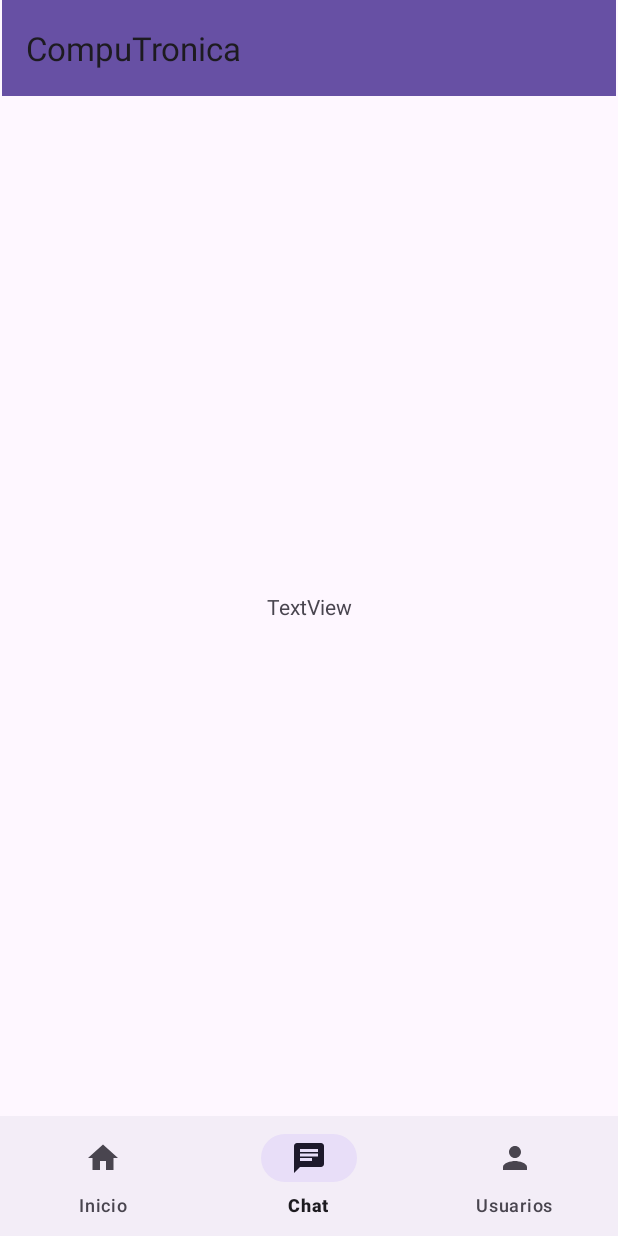
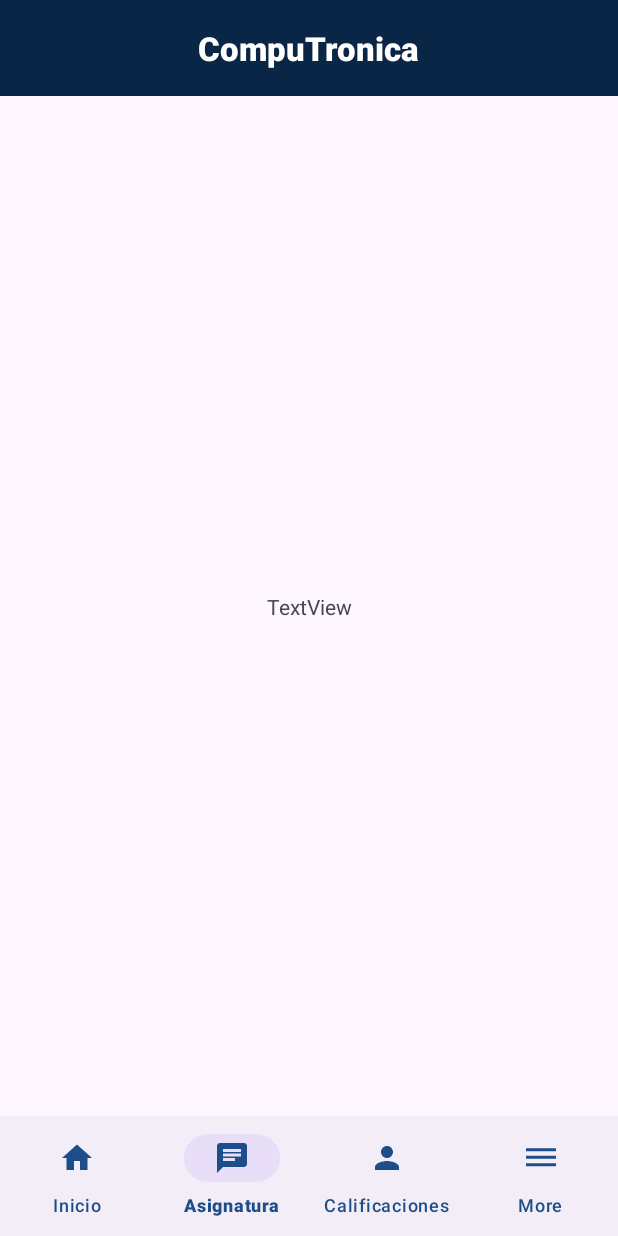
Before and after one commit to JoseEM26/ProyectoDesarrolloMobiles1, an Android app: the screen it shows after launch (MainActivity), item 2 of the bottom bar chosen, on a phone screen of 412 x 824 dp. Run offline under Robolectric (Android 15) with nearby library versions, the light colour scheme and no system bars.

Commit message:
se implemento lo que es mainNav

```diff
--- a/CompuTronica/app/src/main/AndroidManifest.xml
+++ b/CompuTronica/app/src/main/AndroidManifest.xml
@@ -12,6 +12,9 @@
         android:supportsRtl="true"
         android:theme="@style/Theme.CompuTronica"
         tools:targetApi="31">
+        <activity
+            android:name=".MoreMenuNavActivity"
+            android:exported="false" />
         <activity
             android:name=".PerfilActivity"
             android:exported="false" />
--- a/CompuTronica/app/src/main/java/com/example/computronica/MainActivity.kt
+++ b/CompuTronica/app/src/main/java/com/example/computronica/MainActivity.kt
@@ -22,12 +22,16 @@ class MainActivity : AppCompatActivity() {
                     changeFrame(DashBoardActivity())
                     true
                 }
-                R.id.nav_chat -> {
-                    changeFrame(ChatActivity())
+                R.id.nav_asignatura -> {
+                    changeFrame(AsignaturaActivity())
                     true
                 }
-                R.id.nav_usuarios -> {
-                    changeFrame(UsuariosActivity())
+                R.id.nav_calificaoiones -> {
+                    changeFrame(CalificacionActivity())
+                    true
+                }
+                R.id.nav_more -> {
+                    changeFrame(MoreMenuNavActivity())
                     true
                 }
                 else -> false
--- a/CompuTronica/app/src/main/java/com/example/computronica/UsuariosActivity.kt
+++ b/CompuTronica/app/src/main/java/com/example/computronica/UsuariosActivity.kt
@@ -96,7 +96,7 @@ class UsuariosActivity : Fragment() {
                     correoInstitucional = dialogBinding.etCorreoInstitutcional.text.toString().trim(),
                     contrasena = dialogBinding.etContrasena.text.toString().trim(),
                     tipo = TipoUsuario.valueOf(dialogBinding.spnTipo.selectedItem.toString()),
-                    estado = true,
+                    estado = dialogBinding.swtEstado.isActivated,
                     createdAt = Timestamp.now(),
                     updatedAt = Timestamp.now()
                 )
@@ -120,12 +120,14 @@ class UsuariosActivity : Fragment() {
         dialogBinding.etCorreoInstitutcional.setText(usuario.correoInstitucional)
         dialogBinding.etCodigoInst.setText(usuario.codigoInstitucional)
         dialogBinding.etContrasena.setText(usuario.contrasena)
+        dialogBinding.swtEstado.isChecked = usuario.estado
 
         dialogBinding.spnTipo.adapter = ArrayAdapter(requireContext(), android.R.layout.simple_spinner_dropdown_item, tipos)
         dialogBinding.spnSede.adapter = ArrayAdapter(requireContext(), android.R.layout.simple_spinner_dropdown_item, sedes)
 
         dialogBinding.spnTipo.setSelection(tipos.indexOf(usuario.tipo.name))
         dialogBinding.spnSede.setSelection(sedes.indexOf(usuario.sede))
+
 
         AlertDialog.Builder(requireContext())
             .setTitle("Editar Usuario")
@@ -139,6 +141,7 @@ class UsuariosActivity : Fragment() {
                     "contrasena" to dialogBinding.etContrasena.text.toString().trim(),
                     "sede" to dialogBinding.spnSede.selectedItem.toString(),
                     "tipo" to dialogBinding.spnTipo.selectedItem.toString(),
+                    "estado" to dialogBinding.swtEstado.isChecked,
                     "updatedAt" to Timestamp.now()
                 )
 
--- /dev/null
+++ b/CompuTronica/app/src/main/res/drawable/baseline_navigate_next_24.xml
@@ -0,0 +1,5 @@
+<vector xmlns:android="http://schemas.android.com/apk/res/android" android:autoMirrored="true" android:height="24dp" android:tint="#000000" android:viewportHeight="24" android:viewportWidth="24" android:width="24dp">
+
+    <path android:fillColor="@android:color/white" android:pathData="M10,6L8.59,7.41 13.17,12l-4.58,4.59L10,18l6,-6z"/>
+
+</vector>
--- a/CompuTronica/app/src/main/res/layout/activity_main.xml
+++ b/CompuTronica/app/src/main/res/layout/activity_main.xml
@@ -11,11 +11,17 @@
         android:id="@+id/bottom_nav"
         android:layout_width="match_parent"
         android:layout_height="wrap_content"
-        app:labelVisibilityMode="labeled"
-        app:layout_constraintBottom_toBottomOf="parent"
-        app:layout_constraintEnd_toEndOf="parent"
-        app:layout_constraintStart_toStartOf="parent"
-        app:menu="@menu/main_menu_buttom" />
+        app:background="@android:color/white"
+    app:itemIconTint="@color/azul_profundo"
+    app:itemTextColor="@color/azul_profundo"
+    app:labelVisibilityMode="labeled"
+    app:layout_constraintBottom_toBottomOf="parent"
+    app:layout_constraintEnd_toEndOf="parent"
+    app:layout_constraintStart_toStartOf="parent"
+    app:menu="@menu/main_menu_buttom" />
+
+
+
 
     <FrameLayout
         android:id="@+id/frameLayout"
@@ -29,16 +35,22 @@
 
     </FrameLayout>
 
-    <androidx.appcompat.widget.Toolbar
+    <com.google.android.material.appbar.MaterialToolbar
         android:id="@+id/toolbar_main"
-        android:layout_width="409dp"
-        android:layout_height="wrap_content"
-        android:background="?attr/colorPrimary"
-        android:minHeight="?attr/actionBarSize"
-        android:theme="?attr/actionBarTheme"
+        android:layout_width="match_parent"
+        android:layout_height="?attr/actionBarSize"
+        android:background="@color/azul_oscuro"
+        android:elevation="4dp"
+        android:gravity="center"
+        android:textAlignment="center"
+        android:textColor="@color/white"
+        android:theme="@style/ThemeOverlay.MaterialComponents.Dark.ActionBar"
         app:layout_constraintEnd_toEndOf="parent"
         app:layout_constraintStart_toStartOf="parent"
         app:layout_constraintTop_toTopOf="parent"
-        app:title="@string/app_name" />
+        app:title="@string/app_name"
+        app:titleCentered="true"
+        app:titleTextAppearance="@style/ToolbarTitle" />
+
 
 </androidx.constraintlayout.widget.ConstraintLayout>
--- a/CompuTronica/app/src/main/res/menu/main_menu_buttom.xml
+++ b/CompuTronica/app/src/main/res/menu/main_menu_buttom.xml
@@ -5,11 +5,15 @@
         android:icon="@drawable/vector_home"
         android:title="@string/tab_inicio" />
     <item
-        android:id="@+id/nav_chat"
+        android:id="@+id/nav_asignatura"
         android:icon="@drawable/vector_chat"
-        android:title="@string/tab_chat" />
+        android:title="@string/tabAsignatura" />
     <item
-        android:id="@+id/nav_usuarios"
+        android:id="@+id/nav_calificaoiones"
         android:icon="@drawable/vectotr_usuario"
-        android:title="@string/tab_usuarios" />
+        android:title="@string/tabCalificaciones" />
+    <item
+        android:id="@+id/nav_more"
+        android:icon="@drawable/baseline_dehaze_24"
+        android:title="@string/tab_more" />
 </menu>
--- a/CompuTronica/app/src/main/res/values/arrays.xml
+++ b/CompuTronica/app/src/main/res/values/arrays.xml
@@ -13,4 +13,10 @@
         <item>SJL</item>
         <item>Miraflores</item>
     </string-array>
+    <string-array name="moreOpcionNav">
+        <item>Asignatura</item>
+        <item>Calificaciones</item>
+        <item>Perfil</item>
+        <item>Presentacion</item>
+    </string-array>
 </resources>
--- a/CompuTronica/app/src/main/res/values/strings.xml
+++ b/CompuTronica/app/src/main/res/values/strings.xml
@@ -21,6 +21,10 @@
     <string name="btn_crear_nuevo_usuario">Crear usuario</string>
     <string name="btn_agregar_usuario">Crear usuario</string>
     <string name="btn_cancelar">Cancelar</string>
+    <string name="btnVerPerfi">Ver perfil</string>
+    <string name="btnChat">Chat</string>
+    <string name="btnUsuarios">Usuarios</string>
+    <string name="btnPresentacion">Presentacion</string>
 
     <string name="hello_blank_fragment">Hello blank fragment</string>
     <string name="title_alert_create">Crear nuevo usuario</string>
@@ -33,8 +37,9 @@
     <string name="msg_contrasena_invalida">La contraseña debe tener al menos 6 caracteres</string>
 
     <string name="tab_inicio">Inicio</string>
-    <string name="tab_chat">Chat</string>
-    <string name="tab_usuarios">Usuarios</string>
+    <string name="tabAsignatura">Asignatura</string>
+    <string name="tabCalificaciones">Calificaciones</string>
+    <string name="tab_more">More</string>
 
     <string name="msg_error">Ocurrio un error</string>
 </resources>
--- /dev/null
+++ b/CompuTronica/app/src/main/res/values/style.xml
@@ -0,0 +1,8 @@
+<?xml version="1.0" encoding="utf-8"?>
+<resources>
+    <style name="ToolbarTitle" parent="TextAppearance.Widget.AppCompat.Toolbar.Title">
+        <item name="android:textColor">@color/white</item>
+        <item name="android:textSize">22sp</item>
+        <item name="android:textStyle">bold</item>
+    </style>
+</resources>
```
Also changed, not shown: CompuTronica/app/src/main/java/com/example/computronica/MoreMenuNavActivity.kt (added, +42 -0 lines), CompuTronica/app/src/main/res/drawable/baseline_dehaze_24.xml (+3 -9 lines), CompuTronica/app/src/main/res/layout/activity_more_menu_nav.xml (added, +151 -0 lines), CompuTronica/app/src/main/res/layout/activity_usuarios.xml (+6 -34 lines), CompuTronica/app/src/main/res/layout/item_more_nav.xml (added, +53 -0 lines).
